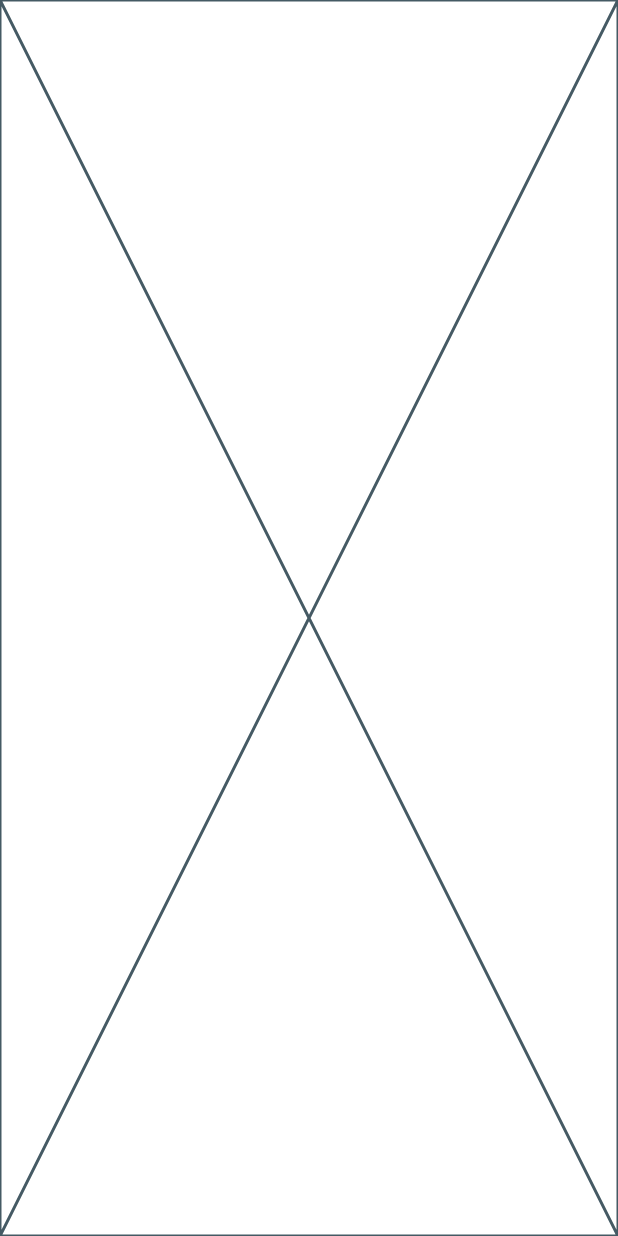
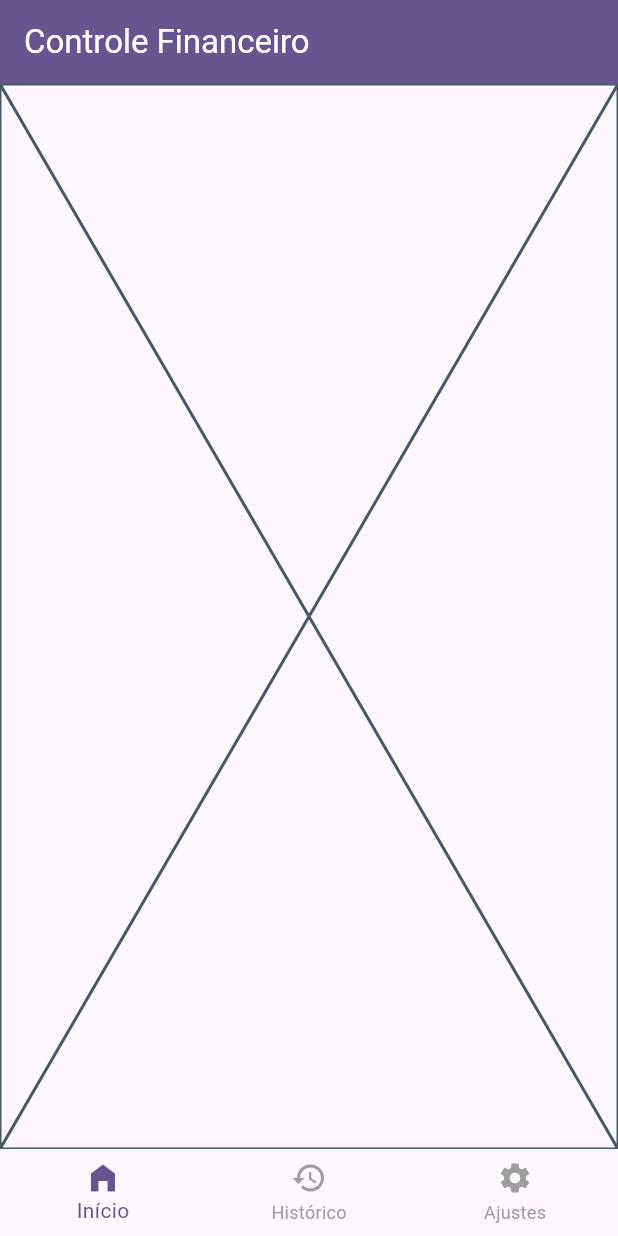
Before and after one commit to LevyFatec/financas, a Flutter app: the screen it shows after launch, on a phone screen of 412 x 824 dp. Run offline on Flutter 3.47's test engine with Material 3 defaults, Android fonts, the phone set to English and light mode, and no system bars.

```diff
--- a/lib/home.dart
+++ b/lib/home.dart
@@ -1,3 +1,6 @@
+import 'package:app_financas/telas/dashboardpage.dart';
+import 'package:app_financas/telas/historypage.dart';
+import 'package:app_financas/telas/settingspage.dart';
 import 'package:flutter/material.dart';
 
 class Home extends StatefulWidget {
@@ -8,8 +11,52 @@ class Home extends StatefulWidget {
 }
 
 class _HomeState extends State<Home> {
+  int _selectedIndex = 0;
+
+  final List<Widget> _telas = [
+    const DashboardPage(),
+    const HistoryPage(),
+    const SettingsPage(),
+  ];
+
+  void _onItemTapped(int index) {
+    setState(() {
+      _selectedIndex = index;
+    });
+  }
+
   @override
   Widget build(BuildContext context) {
-    return const Placeholder();
+    return Scaffold(
+      appBar: AppBar(
+        title: const Text("Controle Financeiro"),
+        backgroundColor: Theme.of(context).colorScheme.primary,
+        foregroundColor: Theme.of(context).colorScheme.onPrimary,
+      ),
+      body: IndexedStack(
+        index: _selectedIndex,
+        children: _telas,
+      ),
+      bottomNavigationBar: BottomNavigationBar(
+        items: const <BottomNavigationBarItem>[
+          BottomNavigationBarItem(
+            icon: Icon(Icons.home_filled),
+            label: 'Início',
+          ),
+          BottomNavigationBarItem(
+            icon: Icon(Icons.history),
+            label: 'Histórico',
+          ),
+          BottomNavigationBarItem(
+            icon: Icon(Icons.settings),
+            label: 'Ajustes',
+          ),
+        ],
+        currentIndex: _selectedIndex,
+        onTap: _onItemTapped,
+        selectedItemColor: Theme.of(context).colorScheme.primary,
+        unselectedItemColor: Colors.grey,
+      ),
+    );
   }
 }
--- a/lib/main.dart
+++ b/lib/main.dart
@@ -12,7 +12,7 @@ class MyApp extends StatelessWidget {
   @override
   Widget build(BuildContext context) {
     return MaterialApp(
-      title: 'Flutter Demo',
+      title: 'Aplicativo de finanças',
       theme: ThemeData(
 
         colorScheme: ColorScheme.fromSeed(seedColor: Colors.deepPurple),
--- /dev/null
+++ b/lib/telas/dashboardpage.dart
@@ -0,0 +1,10 @@
+import 'package:flutter/material.dart';
+
+class DashboardPage extends StatelessWidget {
+  const DashboardPage({super.key});
+
+  @override
+  Widget build(BuildContext context) {
+    return const Placeholder();
+  }
+}
--- /dev/null
+++ b/lib/telas/historypage.dart
@@ -0,0 +1,10 @@
+import 'package:flutter/material.dart';
+
+class HistoryPage extends StatelessWidget {
+  const HistoryPage({super.key});
+
+  @override
+  Widget build(BuildContext context) {
+    return const Placeholder();
+  }
+}
--- /dev/null
+++ b/lib/telas/settingspage.dart
@@ -0,0 +1,10 @@
+import 'package:flutter/material.dart';
+
+class SettingsPage extends StatelessWidget {
+  const SettingsPage({super.key});
+
+  @override
+  Widget build(BuildContext context) {
+    return const Placeholder();
+  }
+}
```
